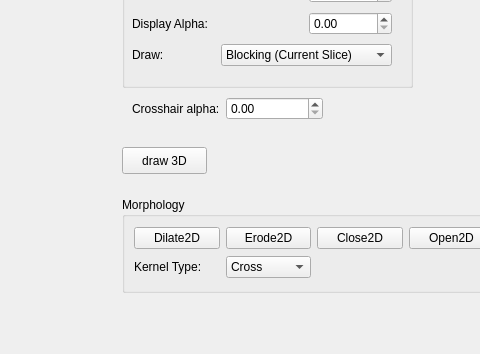
Qt form src/mainwindow.ui (delcypher/simi-qt) before a commit; both pictures show x 564 to 1044 and y 491 to 845 of the 1163 by 845 pixel window.
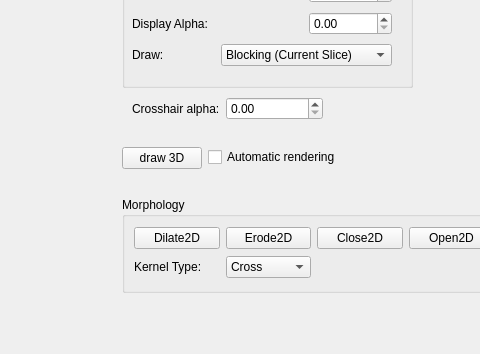
The same form after that commit. Icons and pictures are not drawn. Custom widgets are drawn as their Qt base class.

Commit message: Added checkbox to enable/disable automatic volume rendering.

What changed in the file:
```diff
--- a/src/mainwindow.ui
+++ b/src/mainwindow.ui
@@ -437,19 +437,6 @@
       </layout>
      </widget>
     </widget>
-    <widget class="QPushButton" name="do3Drender">
-     <property name="geometry">
-      <rect>
-       <x>10</x>
-       <y>600</y>
-       <width>85</width>
-       <height>27</height>
-      </rect>
-     </property>
-     <property name="text">
-      <string>draw 3D</string>
-     </property>
-    </widget>
     <widget class="QGroupBox" name="morphologyGroupBox">
      <property name="geometry">
       <rect>
@@ -546,6 +533,32 @@
       </item>
      </layout>
     </widget>
+    <widget class="QWidget" name="">
+     <property name="geometry">
+      <rect>
+       <x>10</x>
+       <y>600</y>
+       <width>236</width>
+       <height>25</height>
+      </rect>
+     </property>
+     <layout class="QFormLayout" name="formLayout_2">
+      <item row="0" column="0">
+       <widget class="QPushButton" name="do3Drender">
+        <property name="text">
+         <string>draw 3D</string>
+        </property>
+       </widget>
+      </item>
+      <item row="0" column="1">
+       <widget class="QCheckBox" name="automaticVolumeRender">
+        <property name="text">
+         <string>Automatic rendering</string>
+        </property>
+       </widget>
+      </item>
+     </layout>
+    </widget>
    </widget>
   </widget>
   <action name="actionOpen_Image">
```
Left out of the diff: 6 changed lines with no effect on the pictures. The commit also changes 2 other files.
